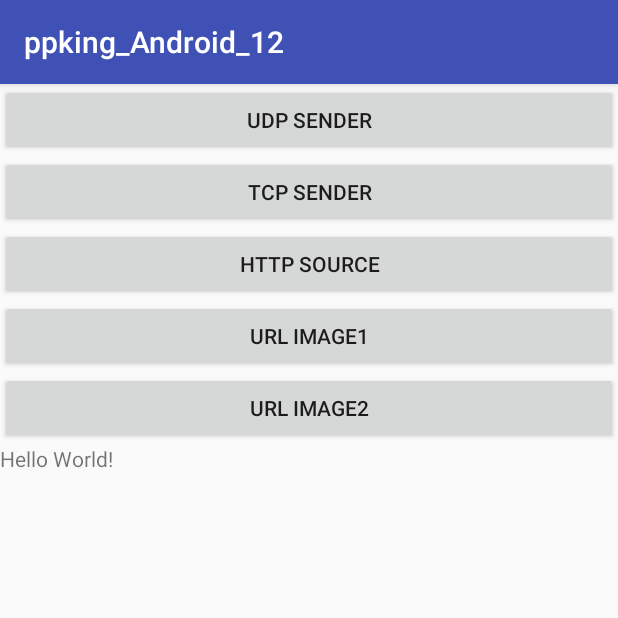
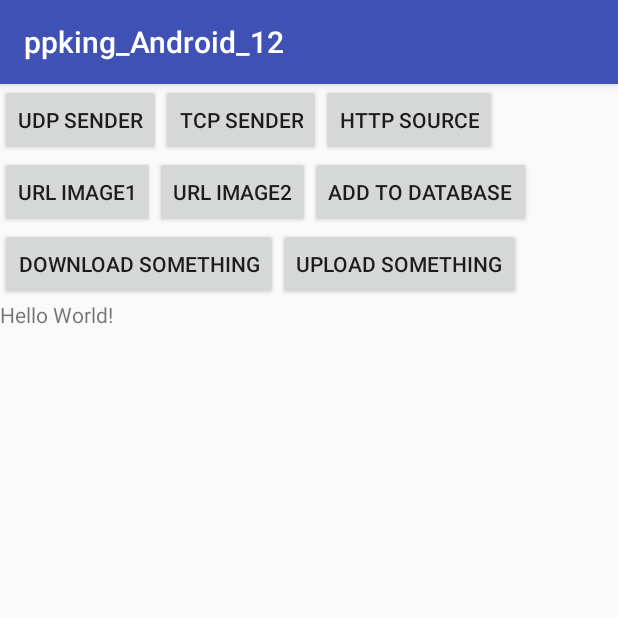
Before and after one commit to ppking2897/Android_Class12, an Android app: the screen it shows after launch (MainActivity), on a phone screen of 412 x 824 dp, the top half of it. Run offline under Robolectric (Android 15) with nearby library versions, the phone set to English and light mode, and no system bars.

Commit message:
Class Change

```diff
--- a/app/src/main/res/layout/activity_main.xml
+++ b/app/src/main/res/layout/activity_main.xml
@@ -12,7 +12,10 @@
         android:orientation="vertical"
         >
 
-
+        <LinearLayout
+            android:layout_width="wrap_content"
+            android:layout_height="wrap_content"
+            android:orientation="horizontal">
             <Button
                 android:layout_width="match_parent"
                 android:layout_height="wrap_content"
@@ -31,6 +34,12 @@
                 android:text="HTTP Source"
                 android:onClick="test3"
                 />
+        </LinearLayout>
+
+        <LinearLayout
+            android:layout_width="wrap_content"
+            android:layout_height="wrap_content"
+            android:orientation="horizontal">
             <Button
                 android:layout_width="match_parent"
                 android:layout_height="wrap_content"
@@ -43,6 +52,30 @@
                 android:text="URL Image2"
                 android:onClick="test5"
                 />
+            <Button
+                android:layout_width="match_parent"
+                android:layout_height="wrap_content"
+                android:text="Add to DataBase"
+                android:onClick="test6"
+                />
+        </LinearLayout>
+        <LinearLayout
+                android:layout_width="wrap_content"
+                android:layout_height="wrap_content"
+                android:orientation="horizontal">
+            <Button
+                android:layout_width="match_parent"
+                android:layout_height="wrap_content"
+                android:text="Download Something"
+                android:onClick="test7"
+                />
+            <Button
+                android:layout_width="match_parent"
+                android:layout_height="wrap_content"
+                android:text="Upload Something"
+                android:onClick="test8"
+                />
+        </LinearLayout>
     </LinearLayout>
     <ImageView
         android:layout_width="wrap_content"
```
Also changed, not shown: app/src/main/java/com/example/user/ppking_android_12/MainActivity.java (+114 -0 lines), app/src/main/java/com/example/user/ppking_android_12/MultipartUtility.java (added, +145 -0 lines). Lines whose indentation alone changed are shown as unchanged.
